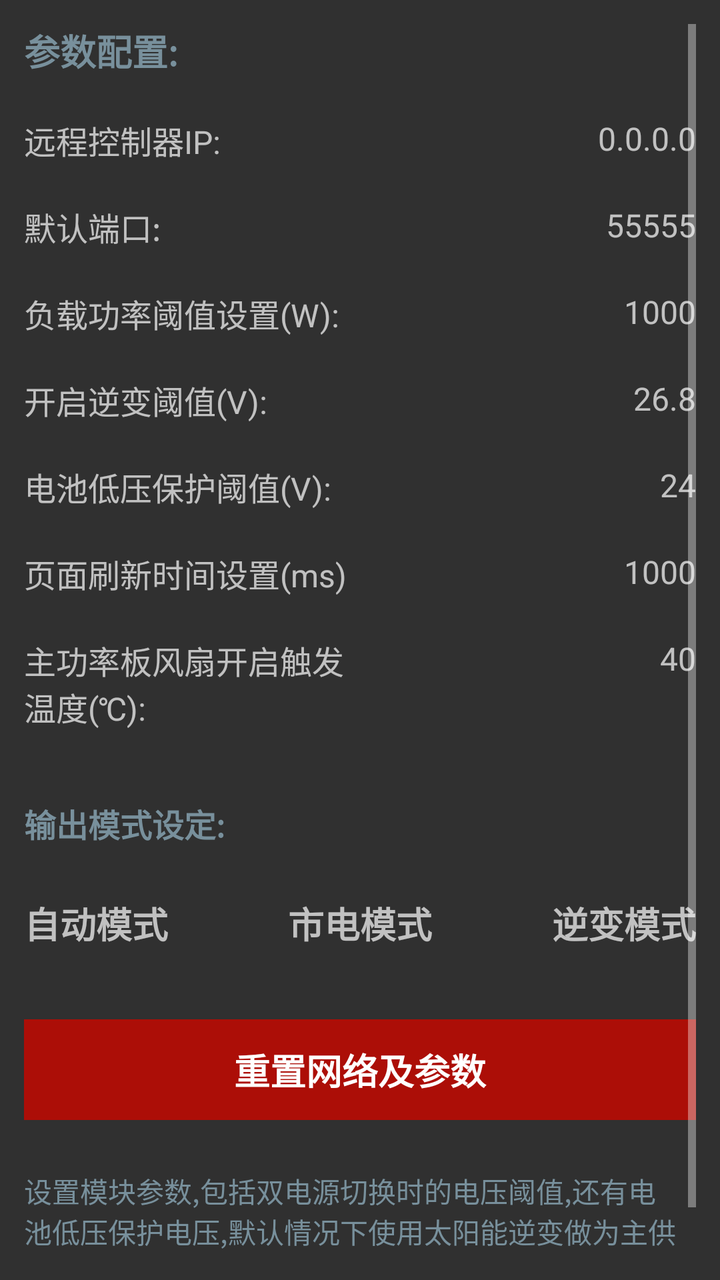
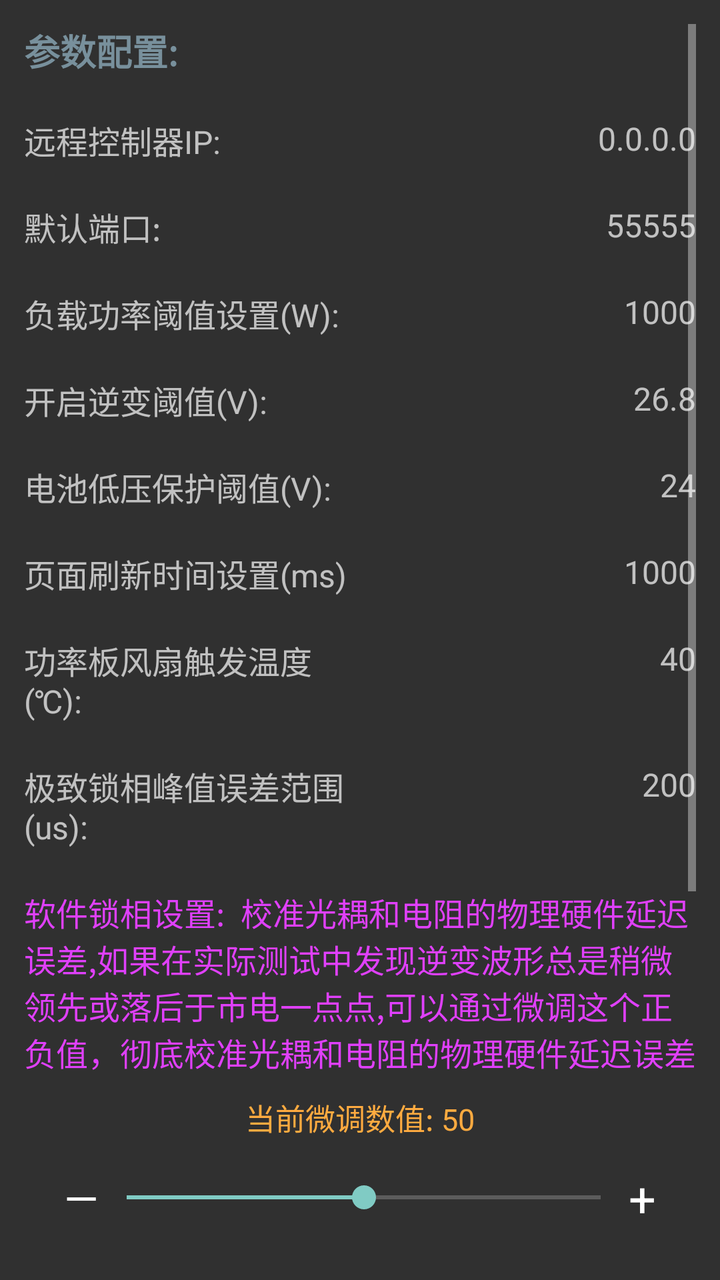

Two renders of the same Android screen: before a commit and after it. Below are the layout's source before the change and the commit's diff.
<!-- AndroidManifest.xml: application theme Theme.AppCompat.NoActionBar -->
<!-- res/layout/other_activity.xml -->
<?xml version="1.0" encoding="utf-8"?>
<ScrollView xmlns:android="http://schemas.android.com/apk/res/android"
    xmlns:app="http://schemas.android.com/apk/res-auto"
    xmlns:tools="http://schemas.android.com/tools"
    android:layout_width="match_parent"
    android:layout_height="match_parent"
    android:padding="12dp">

    <androidx.constraintlayout.widget.ConstraintLayout
        android:layout_width="match_parent"
        android:layout_height="wrap_content">

        
        <TextView
            android:id="@+id/textView25"
            android:layout_width="0dp"
            android:layout_height="wrap_content"
            android:text="参数配置:"
            android:textSize="18sp"
            android:textStyle="bold"
            android:textColor="#78909C"
            app:layout_constraintTop_toTopOf="parent"
            app:layout_constraintStart_toStartOf="parent"
            app:layout_constraintEnd_toEndOf="parent"
            tools:ignore="HardcodedText" />

        
        <TextView
            android:id="@+id/textView21"
            android:layout_width="0dp"
            android:layout_height="wrap_content"
            android:text="远程控制器IP:"
            android:textSize="16sp"
            app:layout_constraintTop_toBottomOf="@id/textView25"
            app:layout_constraintStart_toStartOf="parent"
            app:layout_constraintEnd_toStartOf="@id/target_ip"
            android:layout_marginTop="20dp"
            tools:ignore="HardcodedText" />

        <TextView
            android:id="@+id/target_ip"
            android:layout_width="0dp"
            android:layout_height="wrap_content"
            android:hint="0.0.0.0"
            android:gravity="end"
            android:textSize="16sp"
            app:layout_constraintTop_toTopOf="@id/textView21"
            app:layout_constraintStart_toEndOf="@id/textView21"
            app:layout_constraintEnd_toEndOf="parent"
            android:layout_marginStart="12dp"
            tools:ignore="HardcodedText" />

        
        <TextView
            android:id="@+id/textView22"
            android:layout_width="0dp"
            android:layout_height="wrap_content"
            android:text="默认端口:"
            android:textSize="16sp"
            app:layout_constraintTop_toBottomOf="@id/textView21"
            app:layout_constraintStart_toStartOf="parent"
            app:layout_constraintEnd_toStartOf="@id/target_port"
            android:layout_marginTop="20dp"
            tools:ignore="HardcodedText" />

        <TextView
            android:id="@+id/target_port"
            android:layout_width="0dp"
            android:layout_height="wrap_content"
            android:hint="55555"
            android:gravity="end"
            android:textSize="16sp"
            app:layout_constraintTop_toTopOf="@id/textView22"
            app:layout_constraintStart_toEndOf="@id/textView22"
            app:layout_constraintEnd_toEndOf="parent"
            android:layout_marginStart="12dp"
            tools:ignore="HardcodedText" />

        
        <TextView
            android:id="@+id/textView7"
            android:layout_width="0dp"
            android:layout_height="wrap_content"
            android:text="负载功率阈值设置(W):"
            android:textSize="16sp"
            app:layout_constraintTop_toBottomOf="@id/textView22"
            app:layout_constraintStart_toStartOf="parent"
            app:layout_constraintEnd_toStartOf="@id/w_edit"
            android:layout_marginTop="20dp"
            tools:ignore="HardcodedText" />

        <TextView
            android:id="@+id/w_edit"
            android:layout_width="0dp"
            android:layout_height="wrap_content"
            android:hint="1000"
            android:gravity="end"
            android:textSize="16sp"
            app:layout_constraintTop_toTopOf="@id/textView7"
            app:layout_constraintStart_toEndOf="@id/textView7"
            app:layout_constraintEnd_toEndOf="parent"
            android:layout_marginStart="12dp"
            tools:ignore="HardcodedText" />

        
        <TextView
            android:id="@+id/textView20"
            android:layout_width="0dp"
            android:layout_height="wrap_content"
            android:text="开启逆变阈值(V):"
            android:textSize="16sp"
            app:layout_constraintTop_toBottomOf="@id/textView7"
            app:layout_constraintStart_toStartOf="parent"
            app:layout_constraintEnd_toStartOf="@id/open_pv_value"
            android:layout_marginTop="20dp"
            tools:ignore="HardcodedText" />

        <TextView
            android:id="@+id/open_pv_value"
            android:layout_width="0dp"
            android:layout_height="wrap_content"
            android:hint="26.8"
            android:gravity="end"
            android:textSize="16sp"
            app:layout_constraintTop_toTopOf="@id/textView20"
            app:layout_constraintStart_toEndOf="@id/textView20"
            app:layout_constraintEnd_toEndOf="parent"
            android:layout_marginStart="12dp"
            tools:ignore="HardcodedText" />

        
        <TextView
            android:id="@+id/textView"
            android:layout_width="0dp"
            android:layout_height="wrap_content"
            android:text="电池低压保护阈值(V):"
            android:textSize="16sp"
            app:layout_constraintTop_toBottomOf="@id/textView20"
            app:layout_constraintStart_toStartOf="parent"
            app:layout_constraintEnd_toStartOf="@id/low_voltage_set"
            android:layout_marginTop="20dp"
            tools:ignore="HardcodedText" />

        <TextView
            android:id="@+id/low_voltage_set"
            android:layout_width="0dp"
            android:layout_height="wrap_content"
            android:hint="24"
            android:gravity="end"
            android:textSize="16sp"
            app:layout_constraintTop_toTopOf="@id/textView"
            app:layout_constraintStart_toEndOf="@id/textView"
            app:layout_constraintEnd_toEndOf="parent"
            android:layout_marginStart="12dp"
            tools:ignore="HardcodedText" />

        
        <TextView
            android:id="@+id/textView23"
            android:layout_width="0dp"
            android:layout_height="wrap_content"
            android:text="页面刷新时间设置(ms)"
            android:textSize="16sp"
            app:layout_constraintTop_toBottomOf="@id/textView"
            app:layout_constraintStart_toStartOf="parent"
            app:layout_constraintEnd_toStartOf="@id/refresh_time_set"
            android:layout_marginTop="20dp"
            tools:ignore="HardcodedText" />

        <TextView
            android:id="@+id/refresh_time_set"
            android:layout_width="0dp"
            android:layout_height="wrap_content"
            android:hint="1000"
            android:gravity="end"
            android:textSize="16sp"
            app:layout_constraintTop_toTopOf="@id/textView23"
            app:layout_constraintStart_toEndOf="@id/textView23"
            app:layout_constraintEnd_toEndOf="parent"
            android:layout_marginStart="12dp"
            tools:ignore="HardcodedText" />

        
        <TextView
            android:id="@+id/textView30"
            android:layout_width="0dp"
            android:layout_height="wrap_content"
            android:text="主功率板风扇开启触发温度(℃):"
            android:textSize="16sp"
            app:layout_constraintTop_toBottomOf="@id/textView23"
            app:layout_constraintStart_toStartOf="parent"
            app:layout_constraintEnd_toStartOf="@id/mos_trigger_value"
            android:layout_marginTop="20dp"
            tools:ignore="HardcodedText" />

        <TextView
            android:id="@+id/mos_trigger_value"
            android:layout_width="0dp"
            android:layout_height="wrap_content"
            android:hint="40"
            android:gravity="end"
            android:textSize="16sp"
            app:layout_constraintTop_toTopOf="@id/textView30"
            app:layout_constraintStart_toEndOf="@id/textView30"
            app:layout_constraintEnd_toEndOf="parent"
            android:layout_marginStart="12dp"
            tools:ignore="HardcodedText" />

        
        <TextView
            android:id="@+id/custom_output"
            android:layout_width="0dp"
            android:layout_height="wrap_content"
            android:text="输出模式设定:"
            android:textSize="16sp"
            android:textStyle="bold"
            android:textColor="#78909C"
            app:layout_constraintTop_toBottomOf="@id/textView30"
            app:layout_constraintStart_toStartOf="parent"
            app:layout_constraintEnd_toEndOf="parent"
            android:layout_marginTop="35dp"
            tools:ignore="HardcodedText" />

        
        <TextView
            android:id="@+id/auto_mode"
            android:layout_width="0dp"
            android:layout_height="wrap_content"
            android:text="自动模式"
            android:textSize="18sp"
            android:textStyle="bold"
            app:layout_constraintTop_toBottomOf="@id/custom_output"
            app:layout_constraintStart_toStartOf="parent"
            app:layout_constraintEnd_toStartOf="@id/power_grid_mode"
            android:layout_marginTop="25dp"
            tools:ignore="HardcodedText" />

        <TextView
            android:id="@+id/power_grid_mode"
            android:layout_width="0dp"
            android:layout_height="wrap_content"
            android:text="市电模式"
            android:gravity="center"
            android:textSize="18sp"
            android:textStyle="bold"
            app:layout_constraintTop_toTopOf="@id/auto_mode"
            app:layout_constraintStart_toEndOf="@id/auto_mode"
            app:layout_constraintEnd_toStartOf="@id/pv_mode"
            tools:ignore="HardcodedText" />

        <TextView
            android:id="@+id/pv_mode"
            android:layout_width="0dp"
            android:layout_height="wrap_content"
            android:text="逆变模式"
            android:gravity="end"
            android:textSize="18sp"
            android:textStyle="bold"
            app:layout_constraintTop_toTopOf="@id/auto_mode"
            app:layout_constraintStart_toEndOf="@id/power_grid_mode"
            app:layout_constraintEnd_toEndOf="parent"
            tools:ignore="HardcodedText" />

        
        <TextView
            android:id="@+id/reset_network"
            android:layout_width="0dp"
            android:layout_height="wrap_content"
            android:text="重置网络及参数"
            android:textSize="18sp"
            android:textStyle="bold"
            android:gravity="center"
            android:background="#AC0E07"
            android:textColor="#FFFFFF"
            app:layout_constraintTop_toBottomOf="@id/auto_mode"
            app:layout_constraintStart_toStartOf="parent"
            app:layout_constraintEnd_toEndOf="parent"
            android:layout_marginTop="35dp"
            android:padding="12dp"
            tools:ignore="HardcodedText" />

        
        <TextView
            android:id="@+id/textView18"
            android:layout_width="0dp"
            android:layout_height="wrap_content"
            android:text="设置模块参数,包括双电源切换时的电压阈值,还有电池低压保护电压,默认情况下使用太阳能逆变做为主供电，当负载功率达到设定功率时，自动切换到市电做为输出."
            android:textSize="14sp"
            android:textColor="#78909C"
            app:layout_constraintTop_toBottomOf="@id/reset_network"
            app:layout_constraintStart_toStartOf="parent"
            app:layout_constraintEnd_toEndOf="parent"
            android:layout_marginTop="25dp"
            tools:ignore="HardcodedText" />

    </androidx.constraintlayout.widget.ConstraintLayout>
</ScrollView>
<!-- resources referenced by this layout -->
<resources>

</resources>

<!-- the commit's change to res/layout/other_activity.xml (unified diff, before → after) -->
@@ -145,14 +145,14 @@
             android:id="@+id/low_voltage_set"
             android:layout_width="0dp"
             android:layout_height="wrap_content"
+            android:layout_marginStart="12dp"
+            android:gravity="end"
             android:hint="24"
-            android:gravity="end"
-            android:textSize="16sp"
+            android:textSize="16sp"
+            app:layout_constraintEnd_toEndOf="parent"
+            app:layout_constraintStart_toEndOf="@id/textView"
             app:layout_constraintTop_toTopOf="@id/textView"
-            app:layout_constraintStart_toEndOf="@id/textView"
-            app:layout_constraintEnd_toEndOf="parent"
-            android:layout_marginStart="12dp"
-            tools:ignore="HardcodedText" />
+            tools:ignore="HardcodedText,TextContrastCheck" />
 
         
         <TextView
@@ -185,7 +185,7 @@
             android:id="@+id/textView30"
             android:layout_width="0dp"
             android:layout_height="wrap_content"
-            android:text="主功率板风扇开启触发温度(℃):"
+            android:text="功率板风扇触发温度(℃):"
             android:textSize="16sp"
             app:layout_constraintTop_toBottomOf="@id/textView23"
             app:layout_constraintStart_toStartOf="parent"
@@ -208,17 +208,113 @@
 
         
         <TextView
+            android:id="@+id/textView32"
+            android:layout_width="0dp"
+            android:layout_height="wrap_content"
+            android:text="极致锁相峰值误差范围(us):"
+            android:textSize="16sp"
+            app:layout_constraintTop_toBottomOf="@id/textView30"
+            app:layout_constraintStart_toStartOf="parent"
+            app:layout_constraintEnd_toStartOf="@id/mos_trigger_value"
+            android:layout_marginTop="20dp"
+            tools:ignore="HardcodedText" />
+
+        <TextView
+            android:id="@+id/lock_us_diff"
+            android:layout_width="0dp"
+            android:layout_height="wrap_content"
+            android:layout_marginStart="12dp"
+            android:gravity="end"
+            android:hint="200"
+            android:textSize="16sp"
+            app:layout_constraintEnd_toEndOf="parent"
+            app:layout_constraintStart_toEndOf="@id/textView32"
+            app:layout_constraintTop_toTopOf="@id/textView32"
+            tools:ignore="HardcodedText,TextContrastCheck" />
+
+        <TextView
+            android:id="@+id/textView31"
+            android:layout_width="0dp"
+            android:layout_height="wrap_content"
+            android:text="软件锁相设置:  校准光耦和电阻的物理硬件延迟误差,如果在实际测试中发现逆变波形总是稍微领先或落后于市电一点点,可以通过微调这个正负值，彻底校准光耦和电阻的物理硬件延迟误差"
+            android:textSize="16sp"
+            android:textColor="#E040FB"
+            android:layout_marginTop="20dp"
+            app:layout_constraintTop_toBottomOf="@+id/textView32"
+            tools:ignore="HardcodedText,MissingConstraints" />
+
+        <TextView
+            android:id="@+id/tvSliderValue"
+            android:layout_width="wrap_content"
+            android:layout_height="wrap_content"
+            android:text="当前微调数值: 50"
+            android:textSize="15sp"
+            android:textColor="#FFAB40"
+            android:layout_marginTop="10dp"
+            app:layout_constraintTop_toBottomOf="@+id/textView31"
+            app:layout_constraintStart_toStartOf="parent"
+            app:layout_constraintEnd_toEndOf="parent"
+            tools:ignore="HardcodedText" />
+
+        <LinearLayout
+            android:id="@+id/linearLayout"
+            android:layout_width="match_parent"
+            android:layout_height="wrap_content"
+            android:orientation="horizontal"
+            android:gravity="center_vertical"
+            android:layout_marginTop="5dp"
+            android:paddingLeft="12dp"
+            android:paddingRight="12dp"
+            app:layout_constraintTop_toBottomOf="@+id/tvSliderValue">
+
+            <TextView
+                android:id="@+id/btnMinus"
+                android:layout_width="wrap_content"
+                android:layout_height="wrap_content"
+                android:clickable="true"
+                android:focusable="true"
+                android:padding="8dp"
+                android:text="—"
+                android:textColor="#FFFFFF"
+                android:textSize="22sp"
+                tools:ignore="HardcodedText,TouchTargetSizeCheck" />
+            
+            <SeekBar
+                android:id="@+id/mySeekBar"
+                android:layout_width="0dp"
+                android:layout_height="wrap_content"
+                android:layout_weight="1"
+                android:max="4000"
+                android:progress="2000"
+                android:paddingStart="6dp"
+                android:paddingEnd="6dp"
+                android:thumbOffset="6dp" />
+            
+            <TextView
+                android:id="@+id/btnPlus"
+                android:layout_width="wrap_content"
+                android:layout_height="wrap_content"
+                android:clickable="true"
+                android:focusable="true"
+                android:padding="8dp"
+                android:text="+"
+                android:textColor="#FFFFFF"
+                android:textSize="24sp"
+                tools:ignore="HardcodedText,TouchTargetSizeCheck" />
+        </LinearLayout>
+        
+        <TextView
             android:id="@+id/custom_output"
             android:layout_width="0dp"
             android:layout_height="wrap_content"
             android:text="输出模式设定:"
-            android:textSize="16sp"
-            android:textStyle="bold"
             android:textColor="#78909C"
-            app:layout_constraintTop_toBottomOf="@id/textView30"
-            app:layout_constraintStart_toStartOf="parent"
-            app:layout_constraintEnd_toEndOf="parent"
-            android:layout_marginTop="35dp"
+            android:textSize="16sp"
+            android:textStyle="bold"
+            android:layout_marginTop="20dp"
+            app:layout_constraintEnd_toEndOf="parent"
+            app:layout_constraintStart_toStartOf="parent"
+            app:layout_constraintTop_toBottomOf="@+id/linearLayout"
             tools:ignore="HardcodedText" />
 
         
